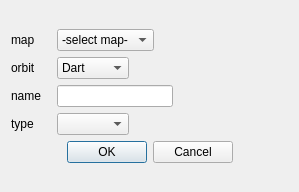
Qt form schnapps/plugins/attribute_editor/add_attribute_dialog.ui (cgogn/SCHNApps) before a commit.
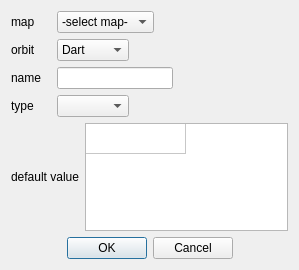
The same form after that commit.

Commit message: Attribute editor : allow to suggest a default value. (to be continued)

What changed in the file:
```diff
--- a/schnapps/plugins/attribute_editor/add_attribute_dialog.ui
+++ b/schnapps/plugins/attribute_editor/add_attribute_dialog.ui
@@ -8,7 +8,7 @@
     <x>0</x>
     <y>0</y>
     <width>299</width>
-    <height>192</height>
+    <height>270</height>
    </rect>
   </property>
   <property name="windowTitle">
@@ -181,6 +181,60 @@
        </item>
       </layout>
      </item>
+     <item>
+      <layout class="QHBoxLayout" name="horizontalLayout_5">
+       <item>
+        <widget class="QLabel" name="label_5">
+         <property name="text">
+          <string>default value</string>
+         </property>
+        </widget>
+       </item>
+       <item>
+        <widget class="QTableWidget" name="tableWidget_defaultValue">
+         <property name="rowCount">
+          <number>1</number>
+         </property>
+         <property name="columnCount">
+          <number>1</number>
+         </property>
+         <attribute name="horizontalHeaderVisible">
+          <bool>false</bool>
+         </attribute>
+         <attribute name="horizontalHeaderHighlightSections">
+          <bool>false</bool>
+         </attribute>
+         <attribute name="horizontalHeaderMinimumSectionSize">
+          <number>0</number>
+         </attribute>
+         <attribute name="verticalHeaderVisible">
+          <bool>false</bool>
+         </attribute>
+         <attribute name="verticalHeaderHighlightSections">
+          <bool>false</bool>
+         </attribute>
+         <attribute name="verticalHeaderMinimumSectionSize">
+          <number>0</number>
+         </attribute>
+         <row/>
+         <column/>
+        </widget>
+       </item>
+       <item>
+        <spacer name="horizontalSpacer_5">
+         <property name="orientation">
+          <enum>Qt::Horizontal</enum>
+         </property>
+         <property name="sizeHint" stdset="0">
+          <size>
+           <width>40</width>
+           <height>20</height>
+          </size>
+         </property>
+        </spacer>
+       </item>
+      </layout>
+     </item>
      <item>
       <widget class="QDialogButtonBox" name="buttonBox">
        <property name="orientation">
```
The commit also changes 3 other files.
